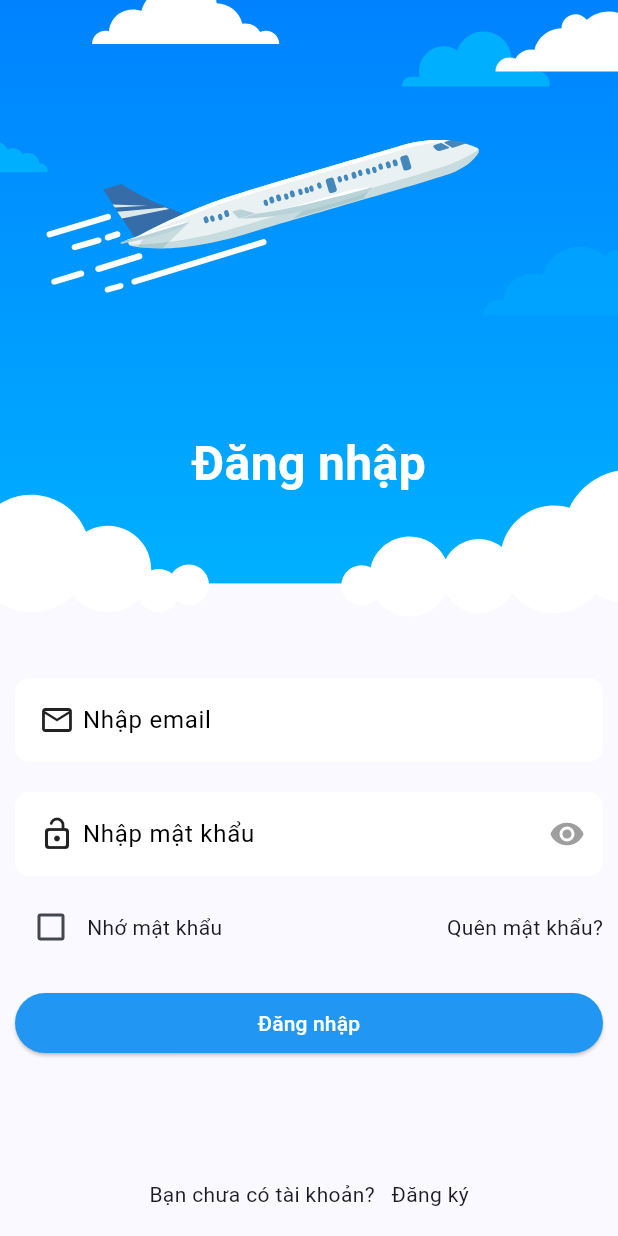
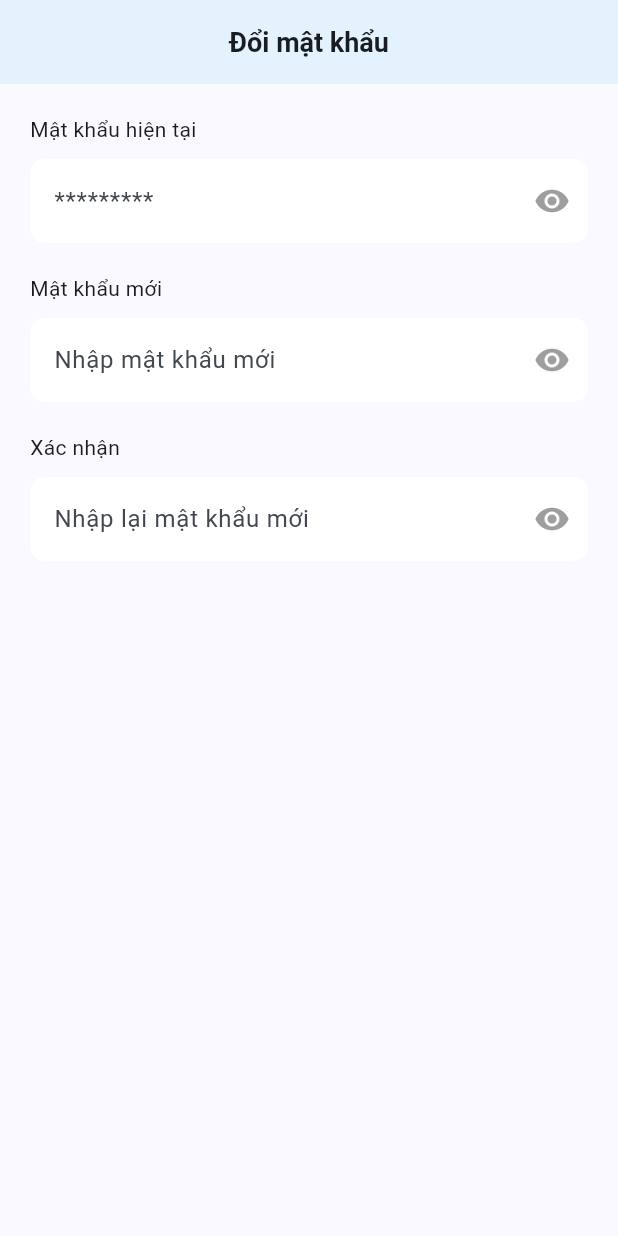
Before and after one commit to FU-DEVER-ORG/FU-DEVER-Dashboard-Mobile, a Flutter app: the screen it shows after launch, on a phone screen of 412 x 824 dp. Run offline on Flutter 3.47's test engine with Material 3 defaults, Android fonts, the phone set to English and light mode, and no system bars; our stand-ins replace flutter_svg, google_fonts, jwt_decoder, shared_preferences.

Commit message:
add part of a screen change password

```diff
--- a/lib/main.dart
+++ b/lib/main.dart
@@ -13,7 +13,7 @@ void main() async{
       themeMode: ThemeMode.system,
       debugShowCheckedModeBanner: false,
       onGenerateRoute: (settings) => Routes.generateRoutes(settings, token??''),
-      initialRoute: 'splash',
+      initialRoute: 'change-password',
     ),
   );
 }
--- a/lib/modules/screens/auth/signup.dart
+++ b/lib/modules/screens/auth/signup.dart
@@ -49,6 +49,7 @@ class LoginForm extends StatefulWidget {
 class _LoginFormState extends State<LoginForm> {
   final _formKey = GlobalKey<FormState>();
   late bool obscureText;
+  late bool obscureVerification;
 
   String email = '';
   String password = '';
@@ -205,7 +206,7 @@ class _LoginFormState extends State<LoginForm> {
               ),
               const SizedBox(height: 10),
               TextFormField(
-                obscureText: obscureText,
+                obscureText: obscureVerification,
                 decoration: InputDecoration(
                   filled: true,
                   fillColor: Colors.white,
@@ -239,7 +240,7 @@ class _LoginFormState extends State<LoginForm> {
                     onPressed: () {
                       // Toggle the obscureText value when the eye icon is pressed
                       setState(() {
-                        obscureText = !obscureText;
+                        obscureVerification = !obscureVerification;
                       });
                     },
                   ),
--- /dev/null
+++ b/lib/modules/screens/members/change_password.dart
@@ -0,0 +1,246 @@
+import 'package:flutter/material.dart';
+import 'package:http/http.dart' as http;
+import 'dart:convert';
+
+class ChangePassword extends StatefulWidget {
+  const ChangePassword({super.key});
+
+  @override
+  State<ChangePassword> createState() => _ChangePasswordState();
+}
+
+class _ChangePasswordState extends State<ChangePassword> {
+  final _formKey = GlobalKey<FormState>();
+  late bool obscureCurrentPassword;
+  late bool obscureNewPassword;
+  late bool obscureVerifiedPassword;
+
+  String currentPassword = '';
+  String newPassword = '';
+  String v_password = '';
+
+  void handleSubmission() async {
+    if (_formKey.currentState!.validate()) {
+      //signUp(originalPassword, password);
+      Navigator.of(context).pushNamed('/');
+    }
+  }
+
+  Future<void> signUp(String originalPassword, String password) async {
+    final url = 'http://api/Auth/sign-up';
+
+    final response = await http.post(
+      Uri.parse(url),
+      body: jsonEncode({
+        'originalPassword': originalPassword,
+        'password': password,
+      }),
+      headers: {'Content-Type': 'application/json'},
+    );
+
+    if (response.statusCode == 200) {
+      // Successful login
+      final responseData = jsonDecode(response.body);
+      print(responseData);
+    } else {
+      // Error handling
+      print('Login failed. Status code: ${response.statusCode}');
+    }
+  }
+
+  @override
+  void initState() {
+    obscureCurrentPassword = true;
+    obscureNewPassword = true;
+    obscureVerifiedPassword = true;
+    super.initState();
+  }
+
+  @override
+  Widget build(BuildContext context) {
+    return Scaffold(
+      appBar: AppBar(
+        title: Text(
+          "Đổi mật khẩu",
+          style: TextStyle(color: Theme.of(context).colorScheme.onBackground),
+        ),
+        backgroundColor: Theme.of(context).colorScheme.background,
+        centerTitle: true,
+      ),
+      body: Form(
+        key: _formKey,
+        child: Container(
+          padding: EdgeInsets.symmetric(horizontal: 20),
+          child: Column(
+            mainAxisAlignment: MainAxisAlignment.start,
+            crossAxisAlignment: CrossAxisAlignment.start,
+            children: [
+            const SizedBox(
+              height: 20,
+            ),
+            const Text("Mật khẩu hiện tại"),
+            const SizedBox(
+              height: 10,
+            ),
+              TextFormField(
+                obscureText: obscureCurrentPassword,
+                decoration: InputDecoration(
+                  filled: true,
+                  fillColor: Colors.white,
+                  enabledBorder: OutlineInputBorder(
+                    borderSide:
+                    const BorderSide(color: Colors.white, width: 2),
+                    borderRadius: BorderRadius.circular(10),
+                  ),
+                  focusedBorder: OutlineInputBorder(
+                    borderSide:
+                    const BorderSide(color: Colors.white, width: 2),
+                    borderRadius: BorderRadius.circular(10),
+                  ),
+                  errorBorder: OutlineInputBorder(
+                    borderSide: const BorderSide(color: Colors.red, width: 2),
+                    borderRadius: BorderRadius.circular(10),
+                  ),
+                  hintText: '*********',
+                  suffixIcon: IconButton(
+                    icon: const Icon(
+                      Icons.visibility,
+                      color: Colors.grey, // Customize the eye icon color
+                    ),
+                    onPressed: () {
+                      // Toggle the obscureText value when the eye icon is pressed
+                      setState(() {
+                        obscureCurrentPassword = !obscureCurrentPassword;
+                      });
+                    },
+                  ),
+                ),
+                onChanged: (value) {
+                  setState(() {
+                    currentPassword = value!;
+                  });
+                },
+                validator: (value) {
+                  if (value == null || value.isEmpty) {
+                    return 'Enter a valid password'; // Changed error message
+                  } else if (!RegExp(r'^[\w]+$').hasMatch(value)) {
+                    return 'Enter a valid password'; // Changed error message
+                  } else {
+                    return null;
+                  }
+                },
+              ),
+            const SizedBox(height: 20),
+            const Text("Mật khẩu mới"),
+            const SizedBox(
+              height: 10,
+            ),
+            TextFormField(
+              obscureText: obscureNewPassword,
+              decoration: InputDecoration(
+                filled: true,
+                fillColor: Colors.white,
+                enabledBorder: OutlineInputBorder(
+                  borderSide:
+                      const BorderSide(color: Colors.white, width: 2),
+                  borderRadius: BorderRadius.circular(10),
+                ),
+                focusedBorder: OutlineInputBorder(
+                  borderSide:
+                      const BorderSide(color: Colors.white, width: 2),
+                  borderRadius: BorderRadius.circular(10),
+                ),
+                errorBorder: OutlineInputBorder(
+                  borderSide: const BorderSide(color: Colors.red, width: 2),
+                  borderRadius: BorderRadius.circular(10),
+                ),
+                hintText: 'Nhập mật khẩu mới',
+                suffixIcon: IconButton(
+                  icon: const Icon(
+                    Icons.visibility,
+                    color: Colors.grey, // Customize the eye icon color
+                  ),
+                  onPressed: () {
+                    // Toggle the obscureText value when the eye icon is pressed
+                    setState(() {
+                      obscureNewPassword = !obscureNewPassword;
+                    });
+                  },
+                ),
+              ),
+              onChanged: (value) {
+                setState(() {
+                  newPassword = value!;
+                });
+              },
+              validator: (value) {
+                if (value == null || value.isEmpty) {
+                  return 'Enter a valid password'; // Changed error message
+                } else if (!RegExp(r'^[\w]+$').hasMatch(value)) {
+                  return 'Enter a valid password'; // Changed error message
+                } else {
+                  return null;
+                }
+              },
+            ),
+            const SizedBox(height: 20),
+            const Text("Xác nhận"),
+            const SizedBox(
+              height: 10,
+            ),
+            TextFormField(
+              obscureText: obscureVerifiedPassword,
+              decoration: InputDecoration(
+                filled: true,
+                fillColor: Colors.white,
+                enabledBorder: OutlineInputBorder(
+                  borderSide:
+                      const BorderSide(color: Colors.white, width: 2),
+                  borderRadius: BorderRadius.circular(10),
+                ),
+                focusedBorder: OutlineInputBorder(
+                  borderSide:
+                      const BorderSide(color: Colors.white, width: 2),
+                  borderRadius: BorderRadius.circular(10),
+                ),
+                errorBorder: OutlineInputBorder(
+                  borderSide: const BorderSide(color: Colors.red, width: 2),
+                  borderRadius: BorderRadius.circular(10),
+                ),
+                hintText: 'Nhập lại mật khẩu mới',
+                suffixIcon: IconButton(
+                  icon: const Icon(
+                    Icons.visibility,
+                    color: Colors.grey, // Customize the eye icon color
+                  ),
+                  onPressed: () {
+                    // Toggle the obscureText value when the eye icon is pressed
+                    setState(() {
+                      obscureVerifiedPassword = !obscureVerifiedPassword;
+                    });
+                  },
+                ),
+              ),
+              onChanged: (value) {
+                setState(() {
+                  v_password = value;
+                });
+              },
+              validator: (value) {
+                if (value == null || value.isEmpty) {
+                  return 'Enter a valid password'; // Changed error message
+                } else if (!RegExp(r'^[\w]+$').hasMatch(value)) {
+                  return 'Enter a valid password'; // Changed error message
+                } else if (newPassword != v_password) {
+                  return 'Passwords are not the same'; // Changed error message
+                } else {
+                  return null;
+                }
+              },
+            ),
+          ]),
+        ),
+      ),
+    );
+  }
+}
```
Also changed, not shown: lib/routes/routes.dart (+13 -8 lines).
